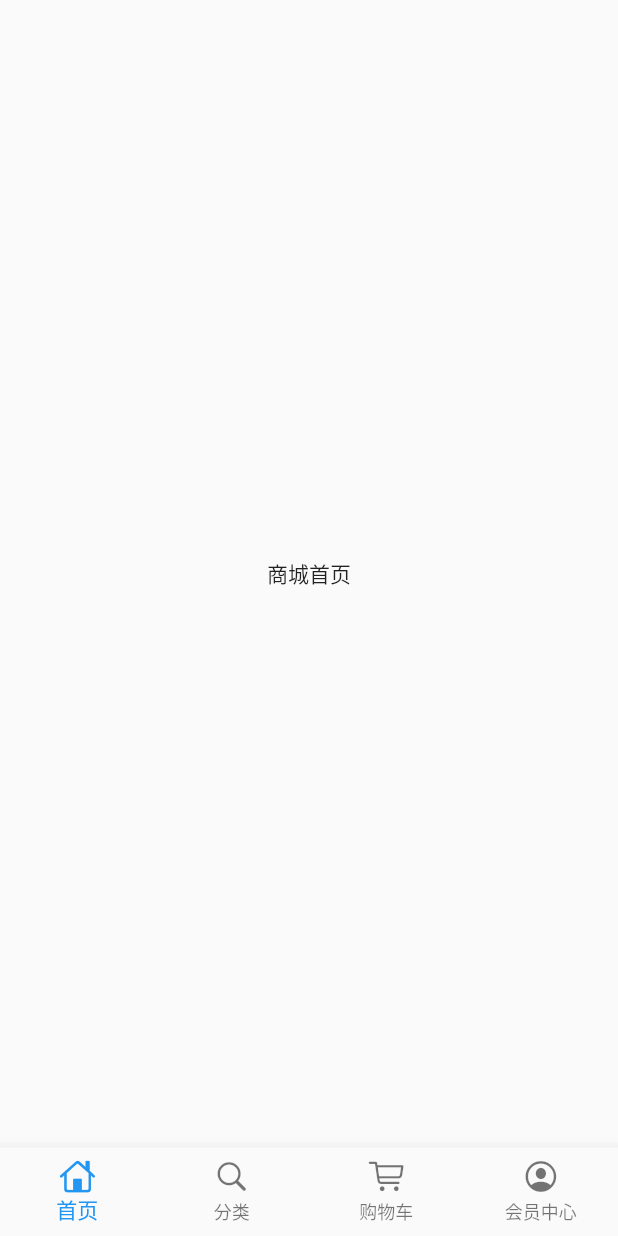
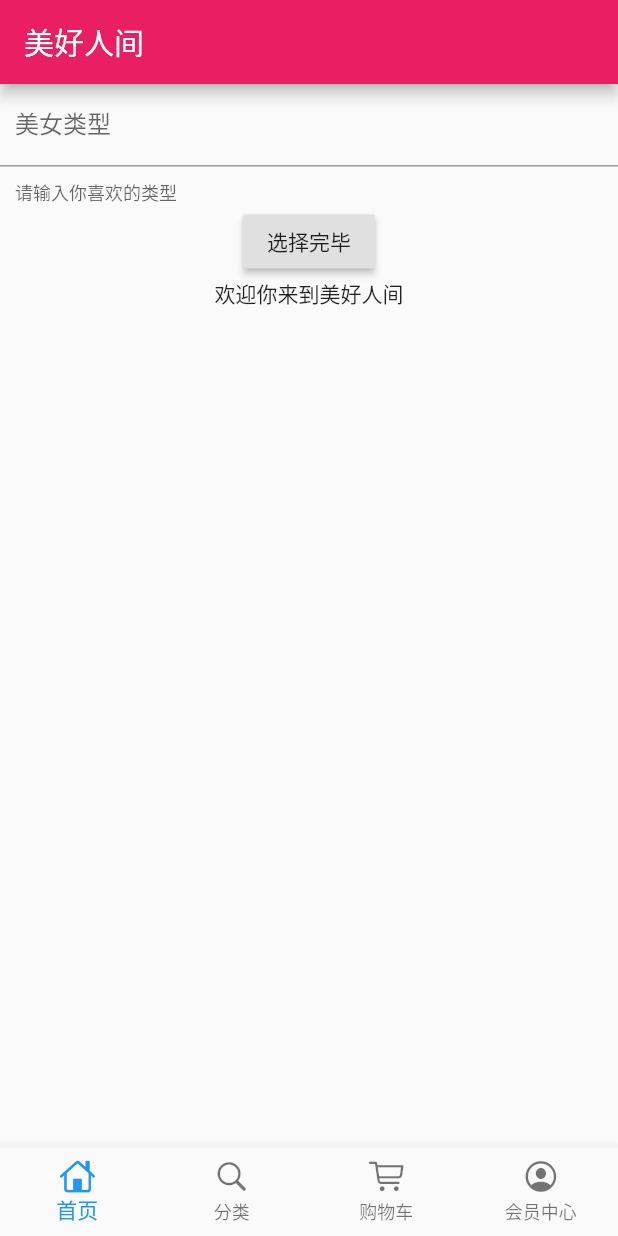
Before and after one commit to hsir05/flutter_shop, a Flutter app: the screen it shows after launch, on a phone screen of 412 x 824 dp. Run offline on Flutter 3.47's test engine with Material 2 defaults, Android fonts, the phone set to English and light mode, and no system bars; our stand-ins replace dio.

Commit message:
flutter dio使用

```diff
--- a/lib/pages/home_page.dart
+++ b/lib/pages/home_page.dart
@@ -1,12 +1,80 @@
 import 'package:flutter/material.dart';
+import 'package:dio/dio.dart';
 
-class HomePage extends StatelessWidget {
+
+class HomePage extends StatefulWidget {
+  _HomePageState createState() => _HomePageState();
+}
+
+class _HomePageState extends State<HomePage> {
+
+  TextEditingController typeController = TextEditingController();
+  String showText = '欢迎你来到美好人间';
   @override
   Widget build(BuildContext context) {
-    return Scaffold(
-      body:Center(
-        child: Text('商城首页'),
-      )
+    return Container(
+
+        child: Scaffold(
+          appBar: AppBar(title: Text('美好人间'),),
+          body:Container(
+            height: 1000,
+            child: Column(
+              children: <Widget>[
+                TextField(
+                  controller:typeController,
+                  decoration:InputDecoration (
+                    contentPadding: EdgeInsets.all(10.0),
+                    labelText: '美女类型',
+                    helperText: '请输入你喜欢的类型'
+                  ),
+                  autofocus: false,
+                ),
+                RaisedButton(
+                  onPressed:_choiceAction,
+                  child: Text('选择完毕'),
+                ),
+
+                Text(
+                  showText,
+                    overflow:TextOverflow.ellipsis,
+                    maxLines: 2,
+                ),
+
+                ],
+            ),
+          )
+        ),
     );
   }
+
+  void _choiceAction(){
+    print('开始选择你喜欢的类型............');
+    if(typeController.text.toString()==''){
+      showDialog(
+        context: context,
+        builder: (context)=>AlertDialog(title:Text('美女类型不能为空'))
+      );
+    }else{
+        getHttp(typeController.text.toString()).then((val){
+         setState(() {
+           showText=val['data']['name'].toString();
+         });
+        });
+    }
+
+  }
+
+  Future getHttp(String TypeText)async{
+    try{
+      Response response;
+      var data={'name':TypeText};
+      response = await Dio().get(
+        "https://www.easy-mock.com/mock/5c60131a4bed3a6342711498/baixing/dabaojian",
+          queryParameters:data
+      );
+      return response.data;
+    }catch(e){
+      return print(e);
+    }
+  }
 }
--- a/pubspec.yaml
+++ b/pubspec.yaml
@@ -27,6 +27,7 @@ dependencies:
 dev_dependencies:
   flutter_test:
     sdk: flutter
+  dio: ^2.0.7
 
 
 # For information on the generic Dart part of this file, see the
```
Also changed, not shown: lib/pages/dio.dart (added, +15 -0 lines), pubspec.lock.
